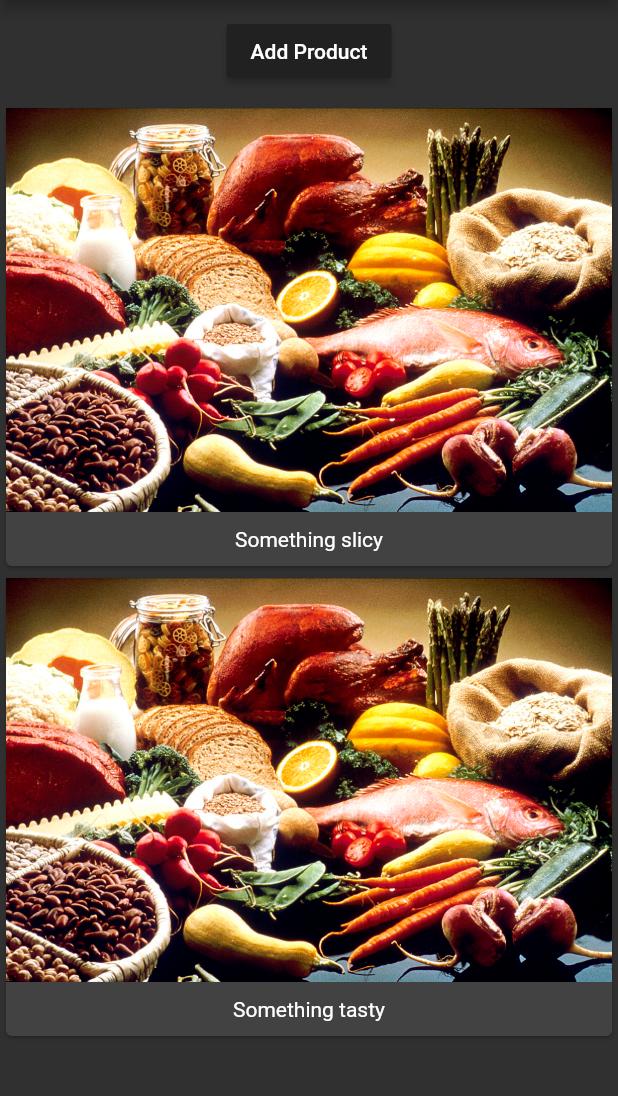
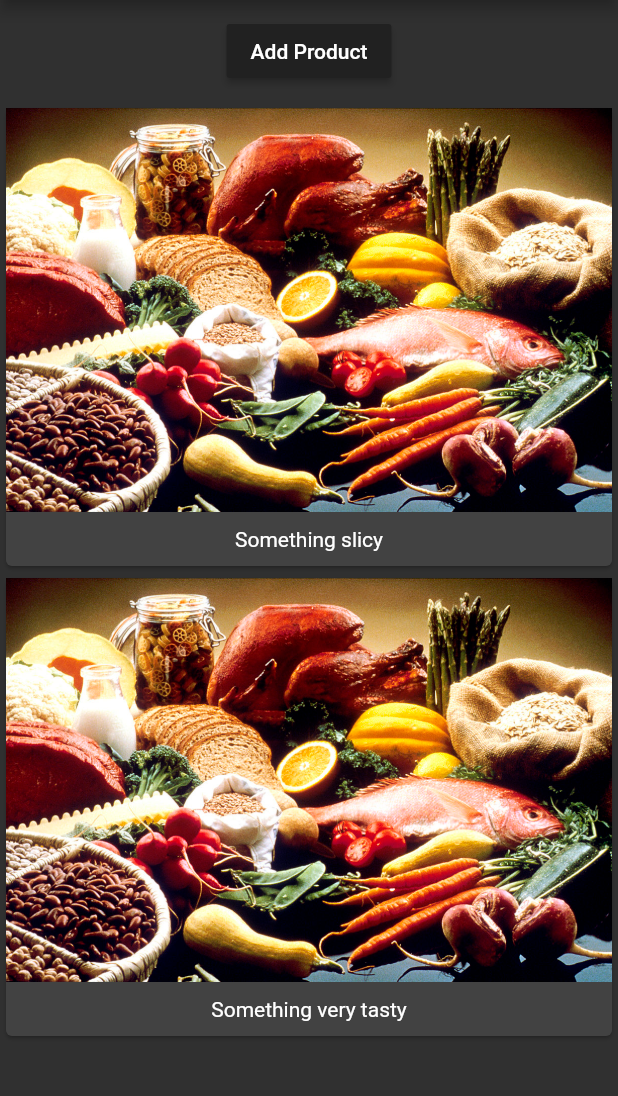
Before and after one commit to ironsoul0/flutter-app, a Flutter app: the screen it shows after launch, after a tap on "Add Product", on a phone screen of 412 x 824 dp, the part 84-1180 px from its top. Run offline on Flutter 3.47's test engine with Material 2 defaults, Android fonts, the phone set to English and light mode, and no system bars.

Commit message:
product_control widget updated

```diff
--- a/lib/product_control.dart
+++ b/lib/product_control.dart
@@ -10,7 +10,7 @@ class ProductControl extends StatelessWidget {
     return RaisedButton(
       color: Theme.of(context).primaryColor,
       onPressed: () {
-        addProduct("Something tasty");
+        addProduct("Something very tasty");
       },
       child: Text("Add Product"),
     );
```
